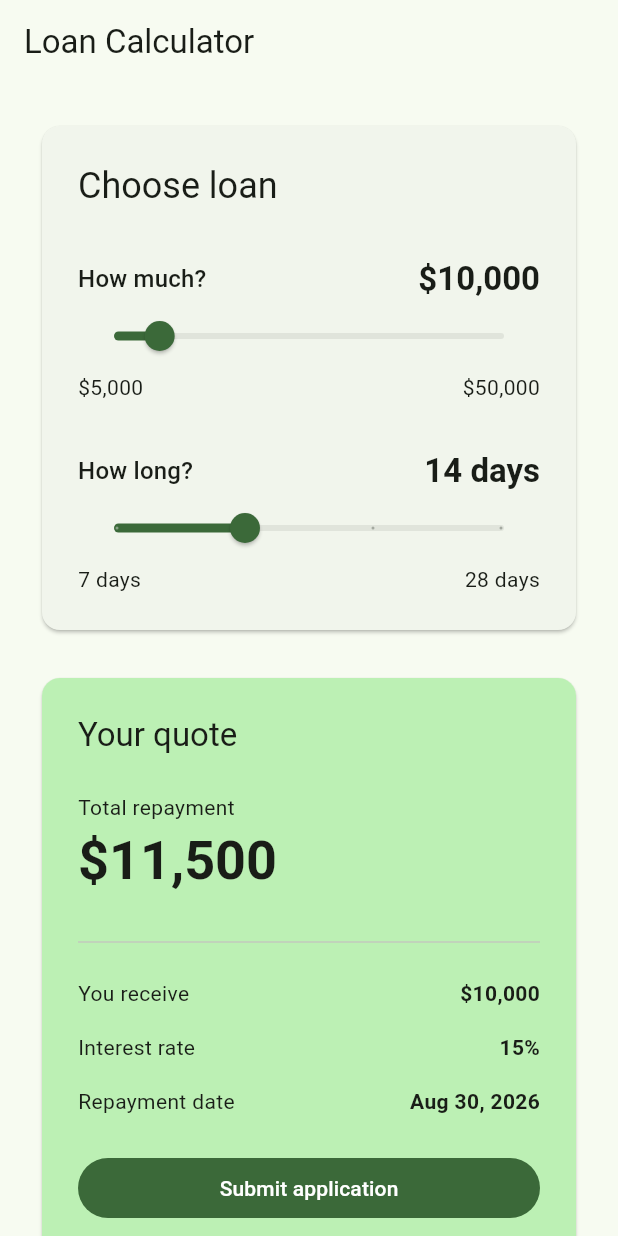
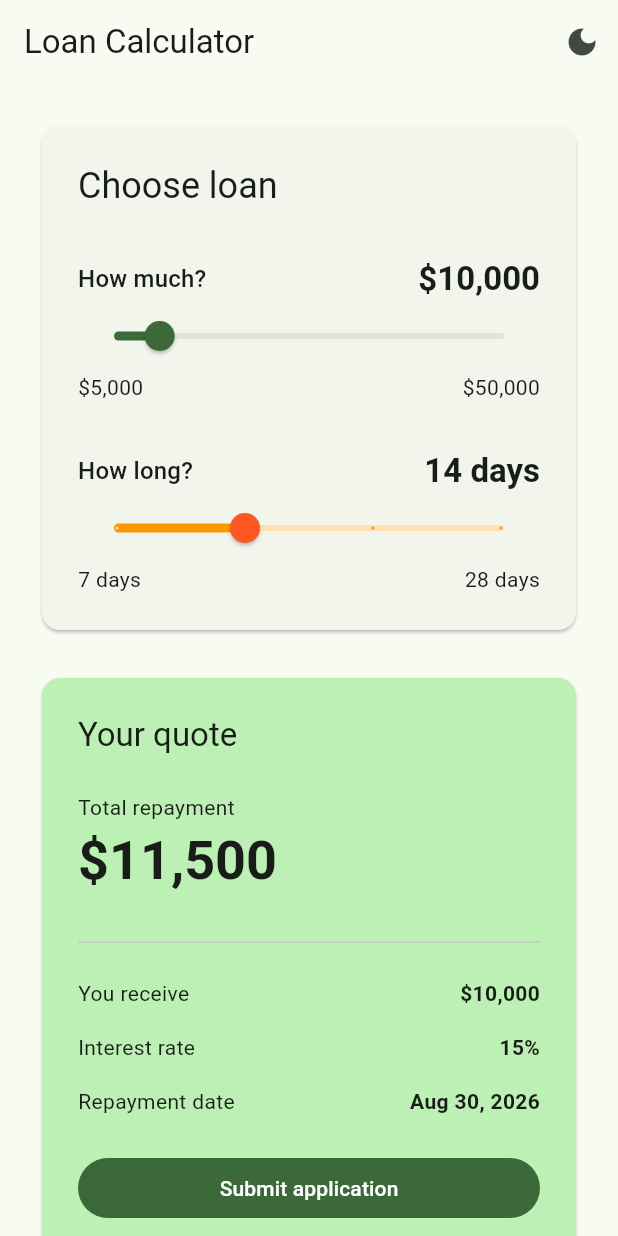
Before and after one commit to karypzhanov-k-auca-2022/loan_calculator_simple, a Flutter app: the screen it shows after launch, on a phone screen of 412 x 824 dp. Run offline on Flutter 3.47's test engine with Material 3 defaults, Android fonts, the phone set to English and light mode, and no system bars; our stand-ins replace flutter_bloc, get_it, shared_preferences.

Commit message:
finalize loan calculator

```diff
--- a/lib/features/loan/data/repositories/loan_repository_impl.dart
+++ b/lib/features/loan/data/repositories/loan_repository_impl.dart
@@ -51,7 +51,7 @@ class LoanRepositoryImpl implements LoanRepository {
           headers: {'Content-Type': 'application/json'},
           body: jsonEncode({
             'amount': quote.amount,
-            'periodDays': quote.periodDays,
+            'period': quote.periodDays,
             'totalRepayment': quote.totalRepayment,
           }),
         )
--- a/lib/features/loan/presentation/pages/loan_calculator_page.dart
+++ b/lib/features/loan/presentation/pages/loan_calculator_page.dart
@@ -8,7 +8,14 @@ import 'package:loan_calculator_simple/features/loan/presentation/bloc/loan_stat
 import '../bloc/loan_bloc.dart';
 
 class LoanCalculatorPage extends StatelessWidget {
-  const LoanCalculatorPage({super.key});
+  final bool isDarkMode;
+  final VoidCallback onToggleTheme;
+
+  const LoanCalculatorPage({
+    super.key,
+    required this.isDarkMode,
+    required this.onToggleTheme,
+  });
 
   @override
   Widget build(BuildContext context) {
@@ -34,7 +41,18 @@ class LoanCalculatorPage extends StatelessWidget {
 
       builder: (context, state) {
         return Scaffold(
-          appBar: AppBar(title: const Text('Loan Calculator')),
+          appBar: AppBar(
+            title: const Text('Loan Calculator'),
+            actions: [
+              IconButton(
+                tooltip: isDarkMode
+                    ? 'Switch to light theme'
+                    : 'Switch to dark theme',
+                onPressed: onToggleTheme,
+                icon: Icon(isDarkMode ? Icons.light_mode : Icons.dark_mode),
+              ),
+            ],
+          ),
           body: SafeArea(
             child: LayoutBuilder(
               builder: (context, constraints) {
@@ -131,6 +149,12 @@ class _LoanControls extends StatelessWidget {
               min: 0,
               max: (periods.length - 1).toDouble(),
               divisions: periods.length - 1,
+              activeColor: Colors.orange,
+              inactiveColor: Colors.orange.shade100,
+              thumbColor: Colors.deepOrange,
+              overlayColor: WidgetStatePropertyAll(
+                Colors.orange.withValues(alpha: 0.18),
+              ),
 
               onChanged: state.status == LoanStatus.loading
                   ? null
@@ -197,11 +221,18 @@ class _LoanSummary extends StatelessWidget {
             const SizedBox(height: 24),
             const Text('Total repayment'),
             const SizedBox(height: 4),
-            Text(
-              _money(quote.totalRepayment),
-              style: Theme.of(
-                context,
-              ).textTheme.displaySmall?.copyWith(fontWeight: FontWeight.bold),
+            TweenAnimationBuilder<double>(
+              tween: Tween(end: quote.totalRepayment.toDouble()),
+              duration: const Duration(milliseconds: 220),
+              curve: Curves.easeOut,
+              builder: (context, value, child) {
+                return Text(
+                  _money(value.round()),
+                  style: Theme.of(context).textTheme.displaySmall?.copyWith(
+                    fontWeight: FontWeight.bold,
+                  ),
+                );
+              },
             ),
             const SizedBox(height: 24),
             const Divider(),
--- a/lib/main.dart
+++ b/lib/main.dart
@@ -3,6 +3,7 @@ import 'package:flutter_bloc/flutter_bloc.dart';
 import 'package:loan_calculator_simple/dependency_injection.dart';
 import 'package:loan_calculator_simple/features/loan/presentation/bloc/loan_bloc.dart';
 import 'package:loan_calculator_simple/features/loan/presentation/pages/loan_calculator_page.dart';
+import 'package:shared_preferences/shared_preferences.dart';
 
 Future<void> main() async {
   WidgetsFlutterBinding.ensureInitialized();
@@ -12,8 +13,50 @@ Future<void> main() async {
   runApp(const LoanCalculatorApp());
 }
 
-class LoanCalculatorApp extends StatelessWidget {
+class LoanCalculatorApp extends StatefulWidget {
   const LoanCalculatorApp({super.key});
+
+  @override
+  State<LoanCalculatorApp> createState() => _LoanCalculatorAppState();
+}
+
+class _LoanCalculatorAppState extends State<LoanCalculatorApp> {
+  static const String _themeKey = 'is_dark_theme';
+
+  late ThemeMode _themeMode;
+
+  @override
+  void initState() {
+    super.initState();
+
+    final savedDarkTheme = getIt<SharedPreferences>().getBool(_themeKey);
+    _themeMode = switch (savedDarkTheme) {
+      true => ThemeMode.dark,
+      false => ThemeMode.light,
+      null => ThemeMode.system,
+    };
+  }
+
+  bool get _isDarkMode {
+    if (_themeMode == ThemeMode.dark) return true;
+    if (_themeMode == ThemeMode.light) return false;
+
+    return WidgetsBinding.instance.platformDispatcher.platformBrightness ==
+        Brightness.dark;
+  }
+
+  Future<void> _toggleTheme() async {
+    final nextTheme = _isDarkMode ? ThemeMode.light : ThemeMode.dark;
+
+    setState(() {
+      _themeMode = nextTheme;
+    });
+
+    await getIt<SharedPreferences>().setBool(
+      _themeKey,
+      nextTheme == ThemeMode.dark,
+    );
+  }
 
   @override
   Widget build(BuildContext context) {
@@ -39,8 +82,11 @@ class LoanCalculatorApp extends StatelessWidget {
           ),
         ),
 
-        themeMode: ThemeMode.system,
-        home: const LoanCalculatorPage(),
+        themeMode: _themeMode,
+        home: LoanCalculatorPage(
+          isDarkMode: _isDarkMode,
+          onToggleTheme: _toggleTheme,
+        ),
       ),
     );
   }
--- a/pubspec.yaml
+++ b/pubspec.yaml
@@ -1,5 +1,5 @@
 name: loan_calculator_simple
-description: "A new Flutter project."
+description: "A loan calculator"
 # The following line prevents the package from being accidentally published to
 # pub.dev using `flutter pub publish`. This is preferred for private packages.
 publish_to: 'none' # Remove this line if you wish to publish to pub.dev
```
Also changed, not shown: lib/features/loan/presentation/bloc/loan_bloc.dart (+7 -11 lines), lib/features/loan/domain/repositories/loan_repository.dart (line endings or trailing spaces), 8 other files.
